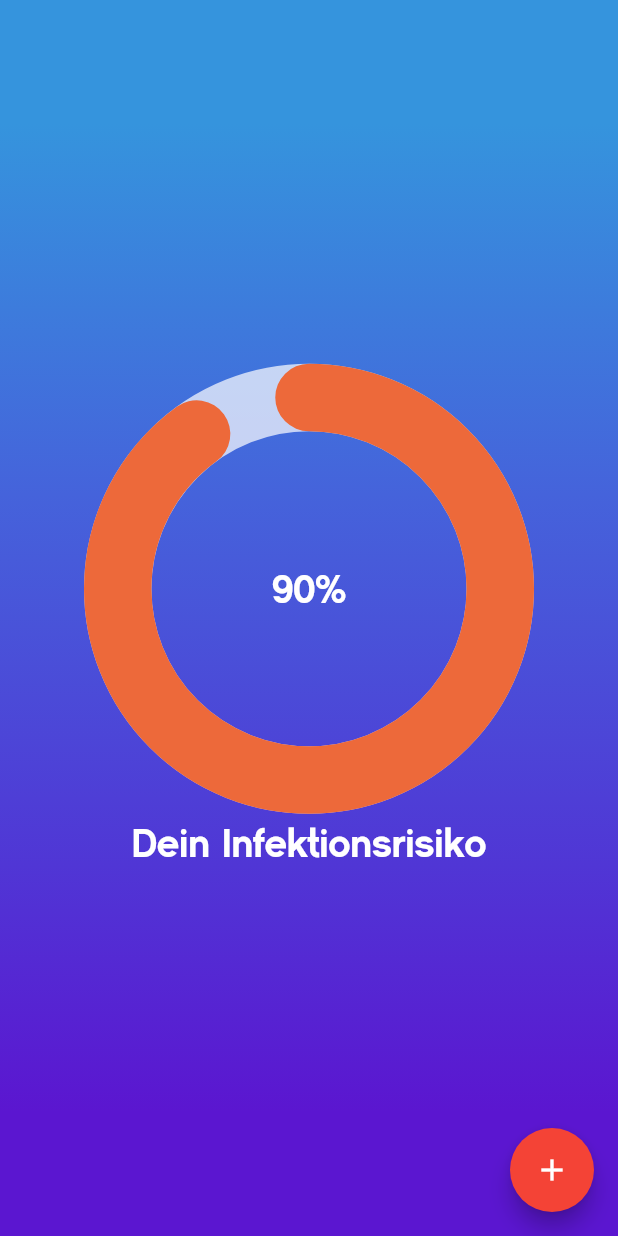
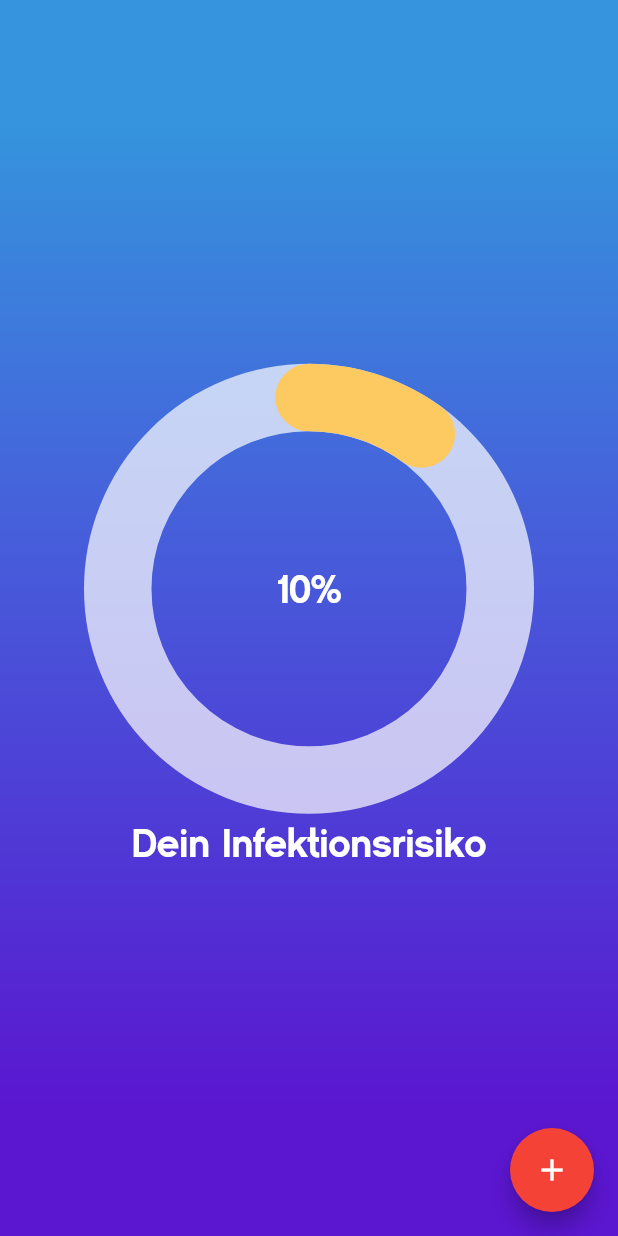
Before and after one commit to timxschroeder/corisk, a Flutter app: the screen it shows after launch, after a tap on "Überspringen", on a phone screen of 412 x 824 dp. Run offline on Flutter 3.47's test engine with Material 2 defaults, Android fonts, the light colour scheme and no system bars; drawn by our look-alikes of percent_indicator; our stand-ins replace cloud_firestore, firebase_messaging, geolocator, sembast; missing offline and left inert: background_fetch, flutter_emoji, location_permissions; accounts and stored records are empty; statements that could not run were skipped.

Commit message:
new colors for risk indicator

```diff
--- a/lib/screens/onboarding_screen.dart
+++ b/lib/screens/onboarding_screen.dart
@@ -196,7 +196,7 @@ class OnboardingSection extends StatelessWidget {
           Expanded(
             child: Text(
               subtitle,
-              style: kSubtitleStyle.copyWith(backgroundColor: Colors.green),
+              style: kSubtitleStyle,
             ),
           ),
         ],
--- a/lib/screens/tracking_ui.dart
+++ b/lib/screens/tracking_ui.dart
@@ -68,7 +68,7 @@ class TrackingUI extends StatelessWidget {
 class RiskIndicator extends StatelessWidget {
   @override
   Widget build(BuildContext context) {
-    double percent = 0.9;
+    double percent = 0.1;
     return CircularPercentIndicator(
       radius: 300.0,
       lineWidth: 45.0,
@@ -83,7 +83,7 @@ class RiskIndicator extends StatelessWidget {
         style: kTitleStyle,
       ),
       circularStrokeCap: CircularStrokeCap.round,
-      progressColor: HSVColor.lerp(HSVColor.fromColor(Colors.green), HSVColor.fromColor(Colors.red), percent).toColor(),
+      progressColor: HSVColor.lerp(HSVColor.fromColor(Color(0xffffd56a)), HSVColor.fromColor(Color(0xffe45314)), percent).toColor(),
       backgroundColor: Colors.white70,
     );
   }
```
